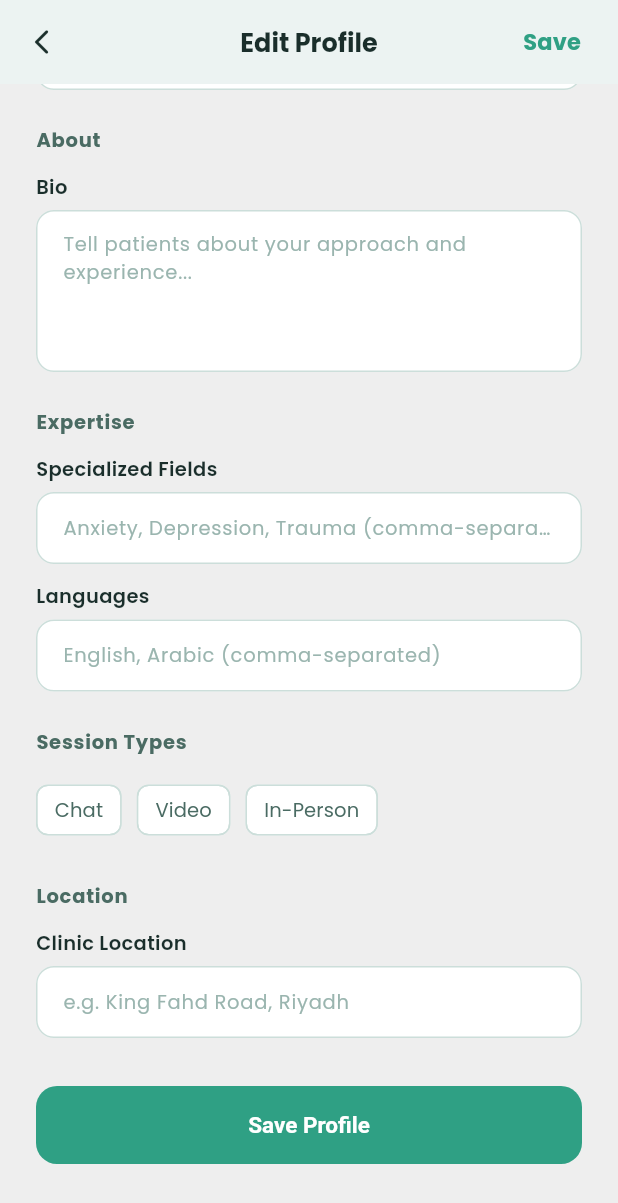
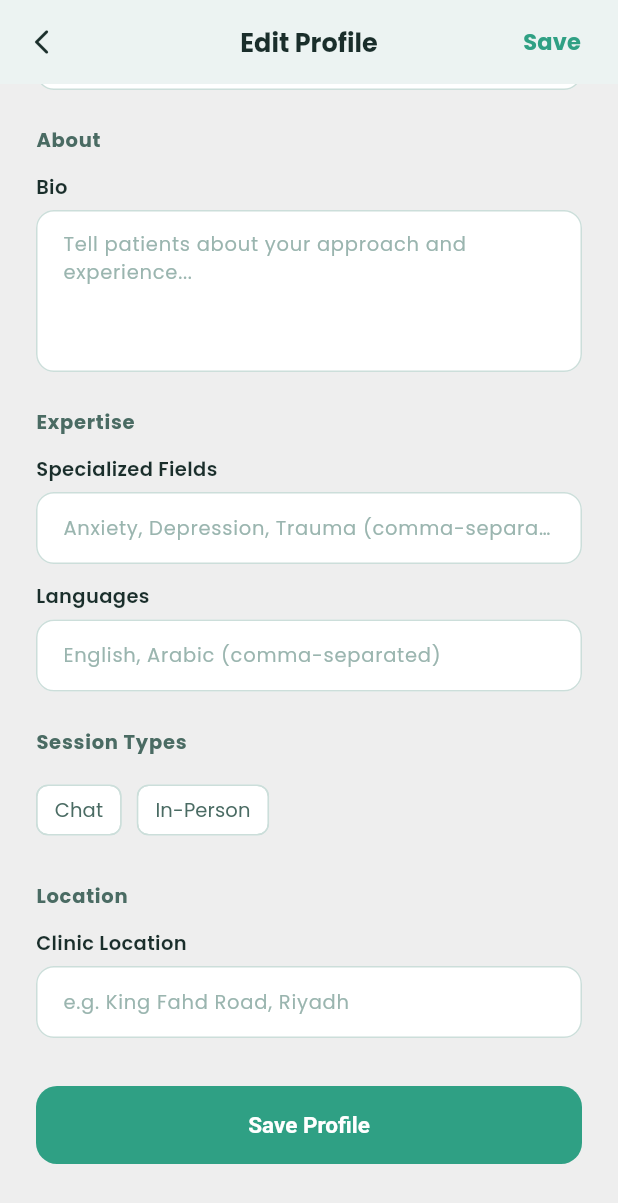
Before and after one commit to Arksousi/psycare, a Flutter app: the TherapistProfileEditScreen screen opened by its route, scrolled down 294 dp, on a phone screen of 412 x 824 dp. Shown: the top 1203 px of the screen. Run offline on Flutter 3.47's test engine with Material 3 defaults, Android fonts, the phone set to English and light mode, and no system bars; our stand-ins replace cloud_firestore, firebase_auth, firebase_core, firebase_messaging, flutter_animate, flutter_local_notifications and 3 more; accounts and stored records are empty.

Commit message:
VideoCallDeleted

```diff
--- a/lib/core/localization/app_localizations.dart
+++ b/lib/core/localization/app_localizations.dart
@@ -110,7 +110,6 @@ class AppLocalizations {
       'bookSession': 'Book a Session',
       'preferredSessionType': 'Preferred session type',
       'chatSession': 'Chat',
-      'videoSession': 'Video Call',
       'inPersonSession': 'In-Person',
       'dataSharingConsent': 'Data sharing consent',
       'consentBody':
@@ -416,7 +415,6 @@ class AppLocalizations {
       'bookSession': 'حجز جلسة',
       'preferredSessionType': 'نوع الجلسة المفضل',
       'chatSession': 'محادثة',
-      'videoSession': 'مكالمة مرئية',
       'inPersonSession': 'حضورياً',
       'dataSharingConsent': 'موافقة على مشاركة البيانات',
       'consentBody':
--- a/lib/presentation/screens/patient/booking_consent_screen.dart
+++ b/lib/presentation/screens/patient/booking_consent_screen.dart
@@ -26,14 +26,11 @@ class _BookingConsentScreenState
 
   static const _sessionTypes = [
     ('chat', Icons.chat_bubble_rounded),
-    ('video', Icons.videocam_rounded),
     ('in-person', Icons.location_on_rounded),
   ];
 
   String _sessionTypeLabel(BuildContext context, String type) {
     switch (type) {
-      case 'video':
-        return context.tr('videoSession');
       case 'in-person':
         return context.tr('inPersonSession');
       default:
--- a/lib/presentation/screens/patient/therapist_profile_screen.dart
+++ b/lib/presentation/screens/patient/therapist_profile_screen.dart
@@ -248,7 +248,6 @@ class TherapistProfileScreen extends StatelessWidget {
 
   IconData _sessionIcon(String type) {
     final t = type.toLowerCase();
-    if (t.contains('video')) return Icons.videocam_rounded;
     if (t.contains('person') || t.contains('in-person')) {
       return Icons.location_on_rounded;
     }
--- a/lib/presentation/screens/therapist/booking_requests_screen.dart
+++ b/lib/presentation/screens/therapist/booking_requests_screen.dart
@@ -186,8 +186,6 @@ class _PendingCard extends ConsumerWidget {
 
   String _sessionTypeLabel(BuildContext context, String type) {
     switch (type) {
-      case 'video':
-        return context.tr('videoSession');
       case 'in-person':
         return context.tr('inPersonSession');
       default:
@@ -197,8 +195,6 @@ class _PendingCard extends ConsumerWidget {
 
   IconData _sessionTypeIcon(String type) {
     switch (type) {
-      case 'video':
-        return Icons.videocam_rounded;
       case 'in-person':
         return Icons.location_on_rounded;
       default:
--- a/lib/presentation/screens/therapist/therapist_profile_edit_screen.dart
+++ b/lib/presentation/screens/therapist/therapist_profile_edit_screen.dart
@@ -37,7 +37,7 @@ class _TherapistProfileEditScreenState
   bool _saving = false;
   String? _error;
 
-  static const _sessionTypeOptions = ['Chat', 'Video', 'In-Person'];
+  static const _sessionTypeOptions = ['Chat', 'In-Person'];
 
   @override
   void initState() {
```
Also changed, not shown: pubspec.lock.
